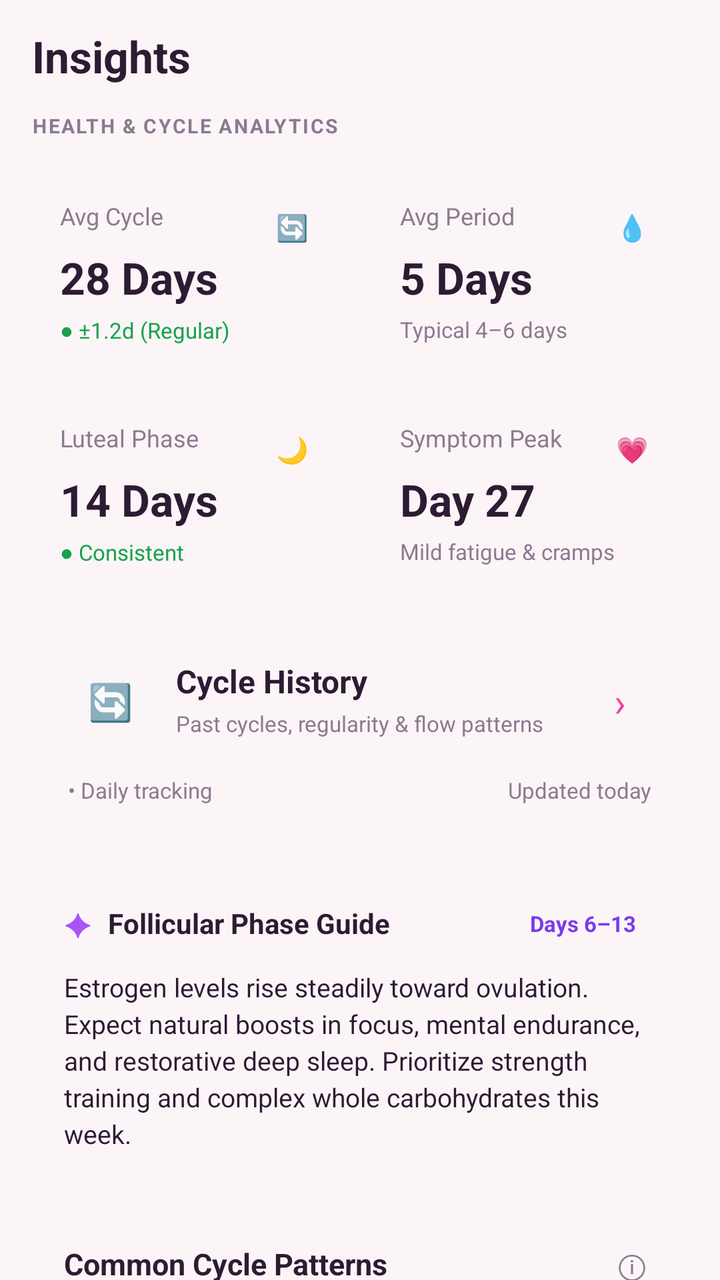
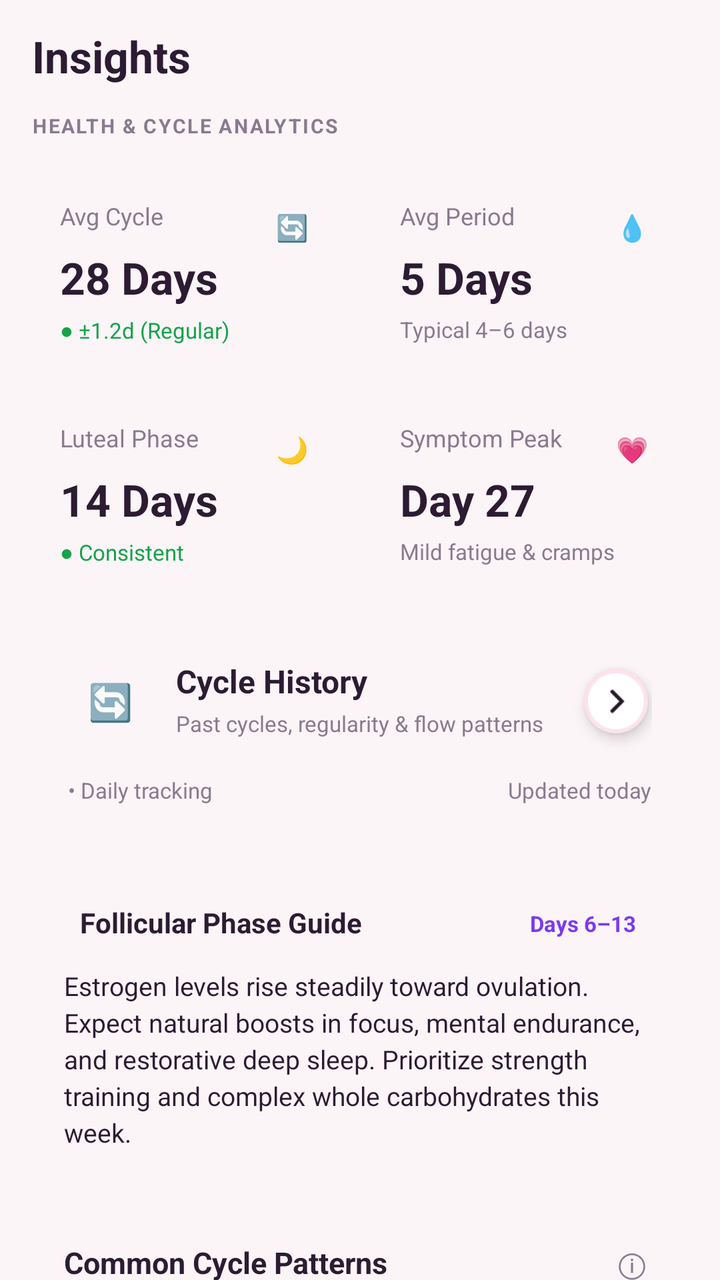

Before-and-after screenshots of an Android layout around one commit, followed by the original layout XML and the change that was made.
<!-- AndroidManifest.xml: application theme Theme.PeriodTracker -->
<!-- res/layout/fragment_insights.xml -->
<?xml version="1.0" encoding="utf-8"?>
<androidx.core.widget.NestedScrollView xmlns:android="http://schemas.android.com/apk/res/android"
    xmlns:app="http://schemas.android.com/apk/res-auto"
    android:layout_width="match_parent"
    android:layout_height="match_parent"
    xmlns:tools="http://schemas.android.com/tools"
    android:fillViewport="true"
    android:background="@color/surface_bg">

    <LinearLayout
        android:layout_width="match_parent"
        android:layout_height="wrap_content"
        android:orientation="vertical"
        android:paddingStart="16dp"
        android:paddingEnd="16dp"
        android:paddingBottom="32dp">

        
        <androidx.constraintlayout.widget.ConstraintLayout
            android:layout_width="match_parent"
            android:layout_height="56dp">

            <TextView
                android:layout_width="0dp"
                android:layout_height="wrap_content"
                android:text="Insights"
                android:textSize="22sp"
                android:textStyle="bold"
                android:textColor="@color/text_primary"
                app:layout_constraintStart_toStartOf="parent"
                app:layout_constraintTop_toTopOf="parent"
                app:layout_constraintBottom_toBottomOf="parent"/>

        </androidx.constraintlayout.widget.ConstraintLayout>

        
        <TextView
            android:layout_width="wrap_content"
            android:layout_height="wrap_content"
            android:text="HEALTH &amp; CYCLE ANALYTICS"
            android:textSize="10sp"
            android:textStyle="bold"
            android:letterSpacing="0.08"
            android:textColor="@color/text_secondary" />



        
        <LinearLayout
            android:layout_width="match_parent"
            android:layout_height="wrap_content"
            android:layout_marginTop="16dp"
            android:orientation="horizontal"
            android:baselineAligned="false">

            <androidx.constraintlayout.widget.ConstraintLayout
                android:id="@+id/cardAvgCycle"
                android:layout_width="0dp"
                android:layout_height="wrap_content"
                android:layout_weight="1"
                android:layout_marginEnd="6dp"
                android:padding="14dp">

                <TextView android:id="@+id/lblAvgCycle"
                    android:layout_width="0dp" android:layout_height="wrap_content"
                    android:text="Avg Cycle" android:textSize="12sp" android:textColor="@color/text_secondary"
                    app:layout_constraintStart_toStartOf="parent" app:layout_constraintTop_toTopOf="parent"
                    app:layout_constraintEnd_toStartOf="@id/iconAvgCycle" />

                <TextView android:id="@+id/iconAvgCycle"
                    android:layout_width="28dp" android:layout_height="28dp"
                    android:gravity="center" android:text="🔄" android:textSize="13sp"
                    app:layout_constraintEnd_toEndOf="parent" app:layout_constraintTop_toTopOf="parent" />

                <TextView android:id="@+id/tvAvgCycleValue"
                    android:layout_width="wrap_content"
                    android:layout_height="wrap_content"
                    android:layout_marginTop="8dp"
                    android:text="28 Days"
                    android:textSize="22sp"
                    android:textStyle="bold"
                    android:textColor="@color/text_primary"
                    app:layout_constraintStart_toStartOf="parent"
                    app:layout_constraintTop_toBottomOf="@id/lblAvgCycle" />

                <TextView
                    android:id="@+id/tvAvgCycleSub"
                    android:layout_width="wrap_content"
                    android:layout_height="wrap_content"
                    android:layout_marginTop="4dp"
                    android:text="● ±1.2d (Regular)"
                    android:textSize="11sp"
                    android:textColor="#16A34A"
                    app:layout_constraintStart_toStartOf="parent"
                    app:layout_constraintTop_toBottomOf="@id/tvAvgCycleValue" />

            </androidx.constraintlayout.widget.ConstraintLayout>

            <androidx.constraintlayout.widget.ConstraintLayout
                android:id="@+id/cardAvgPeriod"
                android:layout_width="0dp"
                android:layout_height="wrap_content"
                android:layout_weight="1"
                android:layout_marginStart="6dp"
                android:padding="14dp">

                <TextView android:id="@+id/lblAvgPeriod"
                    android:layout_width="0dp" android:layout_height="wrap_content"
                    android:text="Avg Period" android:textSize="12sp" android:textColor="@color/text_secondary"
                    app:layout_constraintStart_toStartOf="parent" app:layout_constraintTop_toTopOf="parent"
                    app:layout_constraintEnd_toStartOf="@id/iconAvgPeriod" />

                <TextView android:id="@+id/iconAvgPeriod"
                    android:layout_width="28dp" android:layout_height="28dp"
                    android:gravity="center" android:text="💧" android:textSize="13sp"
                    app:layout_constraintEnd_toEndOf="parent" app:layout_constraintTop_toTopOf="parent" />

                <TextView android:id="@+id/tvAvgPeriodValue"
                    android:layout_width="wrap_content" android:layout_height="wrap_content"
                    android:layout_marginTop="8dp" android:text="5 Days"
                    android:textSize="22sp" android:textStyle="bold" android:textColor="@color/text_primary"
                    app:layout_constraintStart_toStartOf="parent"
                    app:layout_constraintTop_toBottomOf="@id/lblAvgPeriod" />

                <TextView android:id="@+id/tvAvgPeriodSub"
                    android:layout_width="wrap_content" android:layout_height="wrap_content"
                    android:layout_marginTop="4dp" android:text="Typical 4–6 days"
                    android:textSize="11sp" android:textColor="@color/text_secondary"
                    app:layout_constraintStart_toStartOf="parent"
                    app:layout_constraintTop_toBottomOf="@id/tvAvgPeriodValue" />

            </androidx.constraintlayout.widget.ConstraintLayout>

        </LinearLayout>

        
        <LinearLayout
            android:layout_width="match_parent"
            android:layout_height="wrap_content"
            android:layout_marginTop="10dp"
            android:orientation="horizontal"
            android:baselineAligned="false">

            <androidx.constraintlayout.widget.ConstraintLayout
                android:id="@+id/cardLuteal"
                android:layout_width="0dp"
                android:layout_height="wrap_content"
                android:layout_weight="1"
                android:layout_marginEnd="6dp"
                android:padding="14dp">

                <TextView android:id="@+id/lblLuteal"
                    android:layout_width="0dp" android:layout_height="wrap_content"
                    android:text="Luteal Phase" android:textSize="12sp" android:textColor="@color/text_secondary"
                    app:layout_constraintStart_toStartOf="parent" app:layout_constraintTop_toTopOf="parent"
                    app:layout_constraintEnd_toStartOf="@id/iconLuteal" />

                <TextView android:id="@+id/iconLuteal"
                    android:layout_width="28dp" android:layout_height="28dp"
                    android:gravity="center" android:text="🌙" android:textSize="13sp"
                    app:layout_constraintEnd_toEndOf="parent" app:layout_constraintTop_toTopOf="parent" />

                <TextView android:id="@+id/tvLutealValue"
                    android:layout_width="wrap_content" android:layout_height="wrap_content"
                    android:layout_marginTop="8dp" android:text="14 Days"
                    android:textSize="22sp" android:textStyle="bold" android:textColor="@color/text_primary"
                    app:layout_constraintStart_toStartOf="parent"
                    app:layout_constraintTop_toBottomOf="@id/lblLuteal" />

                <TextView android:id="@+id/tvLutealSub"
                    android:layout_width="wrap_content" android:layout_height="wrap_content"
                    android:layout_marginTop="4dp" android:text="● Consistent"
                    android:textSize="11sp" android:textColor="#16A34A"
                    app:layout_constraintStart_toStartOf="parent"
                    app:layout_constraintTop_toBottomOf="@id/tvLutealValue" />

            </androidx.constraintlayout.widget.ConstraintLayout>

            <androidx.constraintlayout.widget.ConstraintLayout
                android:id="@+id/cardSymptomPeak"
                android:layout_width="0dp"
                android:layout_height="wrap_content"
                android:layout_weight="1"
                android:layout_marginStart="6dp"
                android:padding="14dp">

                <TextView android:id="@+id/lblSymptomPeak"
                    android:layout_width="0dp" android:layout_height="wrap_content"
                    android:text="Symptom Peak" android:textSize="12sp" android:textColor="@color/text_secondary"
                    app:layout_constraintStart_toStartOf="parent" app:layout_constraintTop_toTopOf="parent"
                    app:layout_constraintEnd_toStartOf="@id/iconSymptom" />

                <TextView android:id="@+id/iconSymptom"
                    android:layout_width="28dp" android:layout_height="28dp"
                    android:gravity="center" android:text="💗" android:textSize="13sp"
                    app:layout_constraintEnd_toEndOf="parent" app:layout_constraintTop_toTopOf="parent" />

                <TextView android:id="@+id/tvSymptomPeakValue"
                    android:layout_width="wrap_content" android:layout_height="wrap_content"
                    android:layout_marginTop="8dp" android:text="Day 27"
                    android:textSize="22sp" android:textStyle="bold" android:textColor="@color/text_primary"
                    app:layout_constraintStart_toStartOf="parent"
                    app:layout_constraintTop_toBottomOf="@id/lblSymptomPeak" />

                <TextView android:id="@+id/tvSymptomPeakSub"
                    android:layout_width="wrap_content" android:layout_height="wrap_content"
                    android:layout_marginTop="4dp" android:text="Mild fatigue &amp; cramps"
                    android:textSize="11sp" android:textColor="@color/text_secondary"
                    app:layout_constraintStart_toStartOf="parent"
                    app:layout_constraintTop_toBottomOf="@id/tvSymptomPeakValue" />

            </androidx.constraintlayout.widget.ConstraintLayout>

        </LinearLayout>

        
        <androidx.constraintlayout.widget.ConstraintLayout
            android:id="@+id/cycleHistoryCard"
            android:layout_width="match_parent"
            android:layout_height="wrap_content"
            android:layout_marginTop="14dp"
            android:padding="18dp"
            android:clickable="true"
            android:focusable="true"
            android:foreground="?attr/selectableItemBackground">

            
            <TextView
                android:id="@+id/tvCycleHistoryIcon"
                android:layout_width="42dp"
                android:layout_height="42dp"
                android:gravity="center"
                android:text="🔄"
                android:textColor="#EC4899"
                android:textSize="18sp"
                app:layout_constraintStart_toStartOf="parent"
                app:layout_constraintTop_toTopOf="parent" />

            
            <TextView
                android:id="@+id/tvCycleHistoryTitle"
                android:layout_width="0dp"
                android:layout_height="wrap_content"
                android:layout_marginStart="12dp"
                android:text="Cycle History"
                android:textColor="@color/text_primary"
                android:textSize="16sp"
                android:textStyle="bold"
                app:layout_constraintStart_toEndOf="@id/tvCycleHistoryIcon"
                app:layout_constraintTop_toTopOf="@id/tvCycleHistoryIcon"
                app:layout_constraintEnd_toStartOf="@id/tvHistoryArrow" />

            
            <TextView
                android:id="@+id/tvCycleHistorySub"
                android:layout_width="0dp"
                android:layout_height="wrap_content"
                android:layout_marginTop="3dp"
                android:text="Past cycles, regularity &amp; flow patterns"
                android:textColor="@color/text_secondary"
                android:textSize="11sp"
                app:layout_constraintStart_toStartOf="@id/tvCycleHistoryTitle"
                app:layout_constraintTop_toBottomOf="@id/tvCycleHistoryTitle"
                app:layout_constraintEnd_toStartOf="@id/tvHistoryArrow" />

            
            <TextView
                android:id="@+id/tvHistoryArrow"
                android:layout_width="32dp"
                android:layout_height="32dp"
                android:gravity="center"
                android:text="›"
                android:textColor="#EC4899"
                android:textSize="20sp"
                app:layout_constraintEnd_toEndOf="parent"
                app:layout_constraintTop_toTopOf="@id/tvCycleHistoryIcon"
                app:layout_constraintBottom_toBottomOf="@id/tvCycleHistoryIcon" />

            
            <TextView
                android:id="@+id/tvDailyTrackingLabel"
                android:layout_width="wrap_content"
                android:layout_height="wrap_content"
                android:layout_marginTop="16dp"
                android:text="• Daily tracking"
                android:textColor="@color/text_secondary"
                android:textSize="11sp"
                app:layout_constraintStart_toStartOf="parent"
                app:layout_constraintTop_toBottomOf="@id/tvCycleHistoryIcon" />

            <TextView
                android:id="@+id/tvLastUpdatedLabel"
                android:layout_width="wrap_content"
                android:layout_height="wrap_content"
                android:layout_marginTop="16dp"
                android:text="Updated today"
                android:textColor="@color/text_secondary"
                android:textSize="11sp"
                app:layout_constraintEnd_toEndOf="parent"
                app:layout_constraintTop_toBottomOf="@id/tvCycleHistoryIcon" />

        </androidx.constraintlayout.widget.ConstraintLayout>
        
        <androidx.constraintlayout.widget.ConstraintLayout
            android:id="@+id/phaseGuideCard"
            android:layout_width="match_parent"
            android:layout_height="wrap_content"
            android:layout_marginTop="14dp"
            android:padding="16dp">

            <TextView android:id="@+id/iconPhaseGuide"
                android:layout_width="wrap_content" android:layout_height="wrap_content"
                android:text="✦" android:textSize="16sp" android:textColor="#A855F7"
                app:layout_constraintStart_toStartOf="parent" app:layout_constraintTop_toTopOf="parent" />

            <TextView android:id="@+id/tvPhaseGuideTitle"
                android:layout_width="0dp" android:layout_height="wrap_content"
                android:text="Follicular Phase Guide" android:textSize="14sp" android:textStyle="bold"
                android:textColor="@color/text_primary" android:layout_marginStart="8dp"
                app:layout_constraintStart_toEndOf="@id/iconPhaseGuide"
                app:layout_constraintEnd_toStartOf="@id/tvPhaseDaysBadge"
                app:layout_constraintTop_toTopOf="parent"
                app:layout_constraintBottom_toBottomOf="@id/iconPhaseGuide" />

            <TextView android:id="@+id/tvPhaseDaysBadge"
                android:layout_width="wrap_content" android:layout_height="wrap_content"
                android:text="Days 6–13" android:textSize="11sp" android:textStyle="bold"
                android:textColor="@color/brand_purple_deep" android:paddingHorizontal="10dp" android:paddingVertical="4dp"
                app:layout_constraintEnd_toEndOf="parent" app:layout_constraintTop_toTopOf="parent" />

            <TextView android:id="@+id/tvPhaseGuideBody"
                android:layout_width="0dp" android:layout_height="wrap_content"
                android:layout_marginTop="12dp"
                android:text="Estrogen levels rise steadily toward ovulation. Expect natural boosts in focus, mental endurance, and restorative deep sleep. Prioritize strength training and complex whole carbohydrates this week."
                android:textSize="13sp" android:textColor="@color/text_primary" android:lineSpacingExtra="3dp"
                app:layout_constraintStart_toStartOf="parent" app:layout_constraintEnd_toEndOf="parent"
                app:layout_constraintTop_toBottomOf="@id/iconPhaseGuide" />

        </androidx.constraintlayout.widget.ConstraintLayout>

        
        <androidx.constraintlayout.widget.ConstraintLayout
            android:id="@+id/cyclePatternsCard"
            android:layout_width="match_parent"
            android:layout_height="wrap_content"
            android:layout_marginTop="14dp"
            android:padding="16dp">

            <TextView android:id="@+id/tvPatternsTitle"
                android:layout_width="0dp" android:layout_height="wrap_content"
                android:text="Common Cycle Patterns" android:textSize="15sp" android:textStyle="bold"
                android:textColor="@color/text_primary"
                app:layout_constraintStart_toStartOf="parent" app:layout_constraintTop_toTopOf="parent"
                app:layout_constraintEnd_toStartOf="@id/btnPatternsInfo" />

            <TextView android:id="@+id/btnPatternsInfo"
                android:layout_width="24dp" android:layout_height="24dp"
                android:gravity="center" android:text="ⓘ" android:textSize="16sp"
                android:textColor="@color/text_secondary"
                app:layout_constraintEnd_toEndOf="parent" app:layout_constraintTop_toTopOf="parent" />

            <TextView android:id="@+id/tvPatternsSub"
                android:layout_width="wrap_content" android:layout_height="wrap_content"
                android:layout_marginTop="2dp" android:text="Reported during days 25–28"
                android:textSize="11sp" android:textColor="@color/text_secondary"
                app:layout_constraintStart_toStartOf="parent"
                app:layout_constraintTop_toBottomOf="@id/tvPatternsTitle" />

            
            <TextView android:id="@+id/lblCramping"
                android:layout_width="0dp" android:layout_height="wrap_content"
                android:text="🔴 Abdominal Cramping" android:textSize="13sp" android:textColor="@color/text_primary"
                android:layout_marginTop="16dp"
                app:layout_constraintStart_toStartOf="parent" app:layout_constraintEnd_toStartOf="@id/tvCrampingPct"
                app:layout_constraintTop_toBottomOf="@id/tvPatternsSub" />

            <TextView android:id="@+id/tvCrampingPct"
                android:layout_width="wrap_content" android:layout_height="wrap_content"
                android:text="60%" android:textSize="13sp" android:textStyle="bold" android:textColor="@color/text_primary"
                android:layout_marginTop="16dp"
                app:layout_constraintEnd_toEndOf="parent"
                app:layout_constraintTop_toBottomOf="@id/tvPatternsSub" />

            <ProgressBar android:id="@+id/barCramping"
                style="@style/Widget.AppCompat.ProgressBar.Horizontal"
                android:layout_width="0dp" android:layout_height="6dp"
                android:layout_marginTop="6dp" android:progress="60"
                android:progressTint="#EC4899" android:progressBackgroundTint="@color/surface_muted"
                app:layout_constraintStart_toStartOf="parent" app:layout_constraintEnd_toEndOf="parent"
                app:layout_constraintTop_toBottomOf="@id/lblCramping" />

            
            <TextView android:id="@+id/lblFatigue"
                android:layout_width="0dp" android:layout_height="wrap_content"
                android:text="🌙 Lethargy &amp; Fatigue" android:textSize="13sp" android:textColor="@color/text_primary"
                android:layout_marginTop="14dp"
                app:layout_constraintStart_toStartOf="parent" app:layout_constraintEnd_toStartOf="@id/tvFatiguePct"
                app:layout_constraintTop_toBottomOf="@id/barCramping" />

            <TextView android:id="@+id/tvFatiguePct"
                android:layout_width="wrap_content" android:layout_height="wrap_content"
                android:text="45%" android:textSize="13sp" android:textStyle="bold" android:textColor="@color/text_primary"
                android:layout_marginTop="14dp"
                app:layout_constraintEnd_toEndOf="parent"
                app:layout_constraintTop_toBottomOf="@id/barCramping" />

            <ProgressBar android:id="@+id/barFatigue"
                style="@style/Widget.AppCompat.ProgressBar.Horizontal"
                android:layout_width="0dp" android:layout_height="6dp"
                android:layout_marginTop="6dp" android:progress="45"
                android:progressTint="#A855F7" android:progressBackgroundTint="@color/surface_muted"
                app:layout_constraintStart_toStartOf="parent" app:layout_constraintEnd_toEndOf="parent"
                app:layout_constraintTop_toBottomOf="@id/lblFatigue" />

            
            <TextView android:id="@+id/lblHeadache"
                android:layout_width="0dp" android:layout_height="wrap_content"
                android:text="💡 Mild Headaches" android:textSize="13sp" android:textColor="@color/text_primary"
                android:layout_marginTop="14dp"
                app:layout_constraintStart_toStartOf="parent" app:layout_constraintEnd_toStartOf="@id/tvHeadachePct"
                app:layout_constraintTop_toBottomOf="@id/barFatigue" />

            <TextView android:id="@+id/tvHeadachePct"
                android:layout_width="wrap_content" android:layout_height="wrap_content"
                android:text="20%" android:textSize="13sp" android:textStyle="bold" android:textColor="@color/text_primary"
                android:layout_marginTop="14dp"
                app:layout_constraintEnd_toEndOf="parent"
                app:layout_constraintTop_toBottomOf="@id/barFatigue" />

            <ProgressBar android:id="@+id/barHeadache"
                style="@style/Widget.AppCompat.ProgressBar.Horizontal"
                android:layout_width="0dp" android:layout_height="6dp"
                android:layout_marginTop="6dp" android:progress="20"
                android:progressTint="@color/text_secondary" android:progressBackgroundTint="@color/surface_muted"
                app:layout_constraintStart_toStartOf="parent" app:layout_constraintEnd_toEndOf="parent"
                app:layout_constraintTop_toBottomOf="@id/lblHeadache" />

        </androidx.constraintlayout.widget.ConstraintLayout>

        
        <androidx.constraintlayout.widget.ConstraintLayout
            android:id="@+id/exportCard"
            android:layout_width="match_parent"
            android:layout_height="wrap_content"
            android:layout_marginTop="14dp"
            android:padding="16dp">

            <TextView
                android:id="@+id/iconExport"
                android:layout_width="44dp"
                android:layout_height="44dp"
                android:gravity="center"
                android:text="📋"
                android:textSize="20sp"
                app:layout_constraintBottom_toBottomOf="@+id/tvExportBody"
                app:layout_constraintStart_toStartOf="parent"
                app:layout_constraintTop_toTopOf="@+id/tvExportTitle"
                />

            <TextView
                android:id="@+id/tvExportTitle"
                android:layout_width="0dp"
                android:layout_height="wrap_content"
                android:layout_marginStart="12dp"
                android:text="Physician-Ready Export"
                android:textColor="@color/text_primary"
                android:textSize="14sp"
                android:textStyle="bold"
                app:layout_constraintEnd_toEndOf="parent"
                app:layout_constraintStart_toEndOf="@id/iconExport"
                app:layout_constraintTop_toTopOf="parent" />

            <TextView android:id="@+id/tvExportBody"
                android:layout_width="0dp" android:layout_height="wrap_content"
                android:layout_marginTop="4dp" android:layout_marginStart="12dp"
                android:text="Summarizes ovulation markers, luteal variance, and pain frequency formatted for OB/GYN consultations."
                android:textSize="12sp" android:textColor="@color/text_secondary" android:lineSpacingExtra="2dp"
                app:layout_constraintStart_toEndOf="@id/iconExport"
                app:layout_constraintEnd_toEndOf="parent"
                app:layout_constraintTop_toBottomOf="@id/tvExportTitle" />

            <Button
                android:id="@+id/btnDownloadReport"
                style="@style/Widget.Material3.Button"
                android:layout_width="0dp"
                android:layout_height="52dp"
                android:layout_marginTop="16dp"
                android:text="Download Cycle Report (PDF)"
                android:textColor="#FFFFFF"
                android:backgroundTint="#EC4899"
                app:cornerRadius="14dp"
                app:layout_constraintStart_toStartOf="parent"
                app:layout_constraintEnd_toEndOf="parent"
                app:layout_constraintTop_toBottomOf="@id/tvExportBody" />

        </androidx.constraintlayout.widget.ConstraintLayout>

    </LinearLayout>
</androidx.core.widget.NestedScrollView>
<!-- resources referenced by this layout -->
<resources>
  <color name="brand_purple_deep">#7C3AED</color>
  <color name="surface_bg">#FBF5F8</color>
  <color name="surface_muted">#F5EEF8</color>
  <color name="text_primary">#2D1B33</color>
  <color name="text_secondary">#8A7A8F</color>
  <style name="Theme.PeriodTracker" parent="Base.Theme.PeriodTracker" />
  <style name="Base.Theme.PeriodTracker" parent="Theme.Material3.DayNight.NoActionBar">
          
          <item name="android:windowTranslucentStatus">false</item>
          <item name="android:windowTranslucentNavigation">false</item>
  
          
          <item name="android:windowBackground">@color/surface_bg</item>
          <item name="android:statusBarColor">@color/app_bg</item>
          <item name="android:navigationBarColor">@color/surface_card</item>
          <item name="android:windowLightStatusBar">@bool/light_system_bars</item>
          <item name="android:windowLightNavigationBar" tools:targetApi="27">@bool/light_system_bars</item>
      </style>
  <color name="app_bg">#FDF2F5</color>
  <color name="surface_card">#FFFFFF</color>
</resources>

<!-- the commit's change to res/layout/fragment_insights.xml (unified diff, before → after) -->
@@ -264,18 +264,19 @@
                 app:layout_constraintEnd_toStartOf="@id/tvHistoryArrow" />
 
             
-            <TextView
+            <ImageView
                 android:id="@+id/tvHistoryArrow"
                 android:layout_width="32dp"
                 android:layout_height="32dp"
                 android:gravity="center"
-                android:text="›"
-                android:textColor="#EC4899"
-                android:textSize="20sp"
+                android:src="@drawable/ic_next"
+                android:background="@drawable/bg_arrow_shadow"
+                android:elevation="4dp"
+                android:layout_marginEnd="2dp"
+                android:padding="2dp"
                 app:layout_constraintEnd_toEndOf="parent"
                 app:layout_constraintTop_toTopOf="@id/tvCycleHistoryIcon"
                 app:layout_constraintBottom_toBottomOf="@id/tvCycleHistoryIcon" />
-
             
             <TextView
                 android:id="@+id/tvDailyTrackingLabel"
@@ -309,8 +310,11 @@
             android:padding="16dp">
 
             <TextView android:id="@+id/iconPhaseGuide"
-                android:layout_width="wrap_content" android:layout_height="wrap_content"
-                android:text="✦" android:textSize="16sp" android:textColor="#A855F7"
+                android:layout_width="wrap_content"
+                android:layout_height="wrap_content"
+
+                android:textSize="16sp"
+                android:textColor="#A855F7"
                 app:layout_constraintStart_toStartOf="parent" app:layout_constraintTop_toTopOf="parent" />
 
             <TextView android:id="@+id/tvPhaseGuideTitle"
<!-- resource entries referenced after the edit -->
@@ -5,7 +5,21 @@
   <color name="surface_muted">#F5EEF8</color>
   <color name="text_primary">#2D1B33</color>
   <color name="text_secondary">#8A7A8F</color>
+  <!-- drawable bg_arrow_shadow (drawable) -->
+  <?xml version="1.0" encoding="utf-8"?>
+  <shape xmlns:android="http://schemas.android.com/apk/res/android"
+      android:shape="oval">
+  
+      <solid android:color="@color/icon_bg_pink" />
+  
+      <size
+          android:width="32dp"
+          android:height="32dp" />
+  
+  </shape>
+  <!-- drawable ic_next: png bitmap (drawable, 948 bytes) -->
   <style name="Theme.PeriodTracker" parent="Base.Theme.PeriodTracker" />
+  <color name="icon_bg_pink">#FDE2E9</color>
   <style name="Base.Theme.PeriodTracker" parent="Theme.Material3.DayNight.NoActionBar">
           
           <item name="android:windowTranslucentStatus">false</item>
